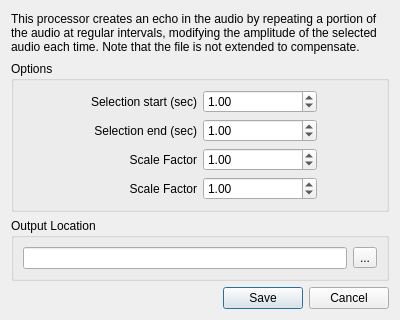
gonzales-lloyd/cs-202-final-project, file qt-imported/uic/echo.ui: the form before one commit.
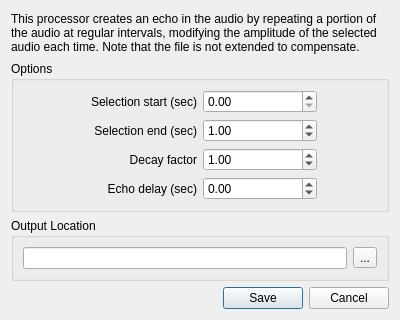
The form after the commit. Icons and pictures are not drawn.

What changed in the file:
```diff
--- a/qt-imported/uic/echo.ui
+++ b/qt-imported/uic/echo.ui
@@ -13,6 +13,18 @@
     <height>320</height>
    </rect>
   </property>
+  <property name="sizePolicy">
+   <sizepolicy hsizetype="Fixed" vsizetype="Fixed">
+    <horstretch>0</horstretch>
+    <verstretch>0</verstretch>
+   </sizepolicy>
+  </property>
+  <property name="minimumSize">
+   <size>
+    <width>400</width>
+    <height>320</height>
+   </size>
+  </property>
   <property name="windowTitle">
    <string>Processor: Normalization</string>
   </property>
@@ -35,6 +47,12 @@
    </item>
    <item>
     <widget class="QGroupBox" name="groupBox_2">
+     <property name="sizePolicy">
+      <sizepolicy hsizetype="MinimumExpanding" vsizetype="Preferred">
+       <horstretch>0</horstretch>
+       <verstretch>0</verstretch>
+      </sizepolicy>
+     </property>
      <property name="title">
       <string>Options</string>
      </property>
@@ -68,9 +86,15 @@
          </widget>
         </item>
         <item>
-         <widget class="QDoubleSpinBox" name="doubleSpinBox">
+         <widget class="QDoubleSpinBox" name="selectionStart">
+          <property name="maximum">
+           <double>1000.000000000000000</double>
+          </property>
+          <property name="singleStep">
+           <double>0.500000000000000</double>
+          </property>
           <property name="value">
-           <double>1.000000000000000</double>
+           <double>0.000000000000000</double>
           </property>
          </widget>
         </item>
@@ -166,7 +190,7 @@
         <item>
          <widget class="QLabel" name="label_3">
           <property name="text">
-           <string>Scale Factor</string>
+           <string>Decay factor</string>
           </property>
           <property name="alignment">
            <set>Qt::AlignRight|Qt::AlignTrailing|Qt::AlignVCenter</set>
@@ -219,7 +243,7 @@
         <item>
          <widget class="QLabel" name="label_5">
           <property name="text">
-           <string>Scale Factor</string>
+           <string>Echo delay (sec)</string>
           </property>
           <property name="alignment">
            <set>Qt::AlignRight|Qt::AlignTrailing|Qt::AlignVCenter</set>
@@ -227,9 +251,12 @@
          </widget>
         </item>
         <item>
-         <widget class="QDoubleSpinBox" name="doubleSpinBox_4">
+         <widget class="QDoubleSpinBox" name="echoDelay">
+          <property name="minimum">
+           <double>-99.000000000000000</double>
+          </property>
           <property name="value">
-           <double>1.000000000000000</double>
+           <double>0.000000000000000</double>
           </property>
          </widget>
         </item>
```
Left out of the diff: 64 changed lines with no effect on the pictures.
